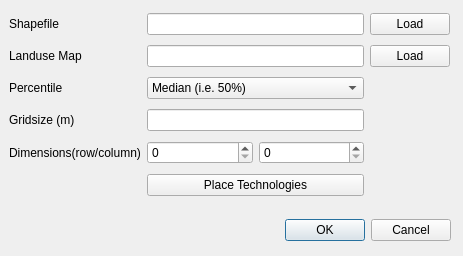
Above: src/p8microclimate_gui.ui from iut-ibk/P8Modules before the change. Below: the same form after it.
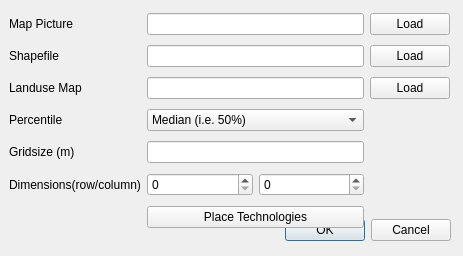
That is the form after the change.

Commit message: added map pic loading buttons again

Diff of the .ui file:
```diff
--- a/src/p8microclimate_gui.ui
+++ b/src/p8microclimate_gui.ui
@@ -35,62 +35,62 @@
      <x>9</x>
      <y>9</y>
      <width>441</width>
-     <height>196</height>
+     <height>229</height>
     </rect>
    </property>
    <layout class="QGridLayout" name="gridLayout">
-    <item row="3" column="1">
+    <item row="4" column="1">
      <widget class="QLabel" name="label_6">
       <property name="text">
        <string>Gridsize (m)</string>
       </property>
      </widget>
     </item>
-    <item row="2" column="1">
+    <item row="3" column="1">
      <widget class="QLabel" name="label_5">
       <property name="text">
        <string>Percentile</string>
       </property>
      </widget>
     </item>
-    <item row="0" column="2">
+    <item row="1" column="2">
      <widget class="QLineEdit" name="le_shape"/>
     </item>
-    <item row="0" column="3">
-     <widget class="QPushButton" name="pb_shape">
-      <property name="text">
-       <string>Load</string>
-      </property>
-     </widget>
-    </item>
     <item row="1" column="3">
+     <widget class="QPushButton" name="pb_shape">
+      <property name="text">
+       <string>Load</string>
+      </property>
+     </widget>
+    </item>
+    <item row="2" column="3">
      <widget class="QPushButton" name="pb_landuse">
       <property name="text">
        <string>Load</string>
       </property>
      </widget>
     </item>
-    <item row="0" column="1">
+    <item row="1" column="1">
      <widget class="QLabel" name="label_2">
       <property name="text">
        <string>Shapefile</string>
       </property>
      </widget>
     </item>
-    <item row="1" column="1">
+    <item row="2" column="1">
      <widget class="QLabel" name="label_3">
       <property name="text">
        <string>Landuse Map</string>
       </property>
      </widget>
     </item>
-    <item row="1" column="2">
+    <item row="2" column="2">
      <widget class="QLineEdit" name="le_landuse"/>
     </item>
-    <item row="3" column="2">
+    <item row="4" column="2">
      <widget class="QLineEdit" name="le_gridsize"/>
     </item>
-    <item row="2" column="2">
+    <item row="3" column="2">
      <widget class="QComboBox" name="cmb_perc">
       <item>
        <property name="text">
@@ -109,14 +109,14 @@
       </item>
      </widget>
     </item>
-    <item row="5" column="2">
+    <item row="6" column="2">
      <widget class="QPushButton" name="pb_placeTech">
       <property name="text">
        <string>Place Technologies</string>
       </property>
      </widget>
     </item>
-    <item row="4" column="2">
+    <item row="5" column="2">
      <layout class="QGridLayout" name="gridLayout_2">
       <item row="0" column="0">
        <widget class="QSpinBox" name="sb_row"/>
@@ -126,13 +126,30 @@
       </item>
      </layout>
     </item>
-    <item row="4" column="1">
+    <item row="5" column="1">
      <widget class="QLabel" name="label_7">
       <property name="text">
        <string>Dimensions(row/column)</string>
       </property>
      </widget>
     </item>
+    <item row="0" column="2">
+     <widget class="QLineEdit" name="le_map"/>
+    </item>
+    <item row="0" column="1">
+     <widget class="QLabel" name="label_4">
+      <property name="text">
+       <string>Map Picture</string>
+      </property>
+     </widget>
+    </item>
+    <item row="0" column="3">
+     <widget class="QPushButton" name="pb_map">
+      <property name="text">
+       <string>Load</string>
+      </property>
+     </widget>
+    </item>
    </layout>
   </widget>
  </widget>
```
